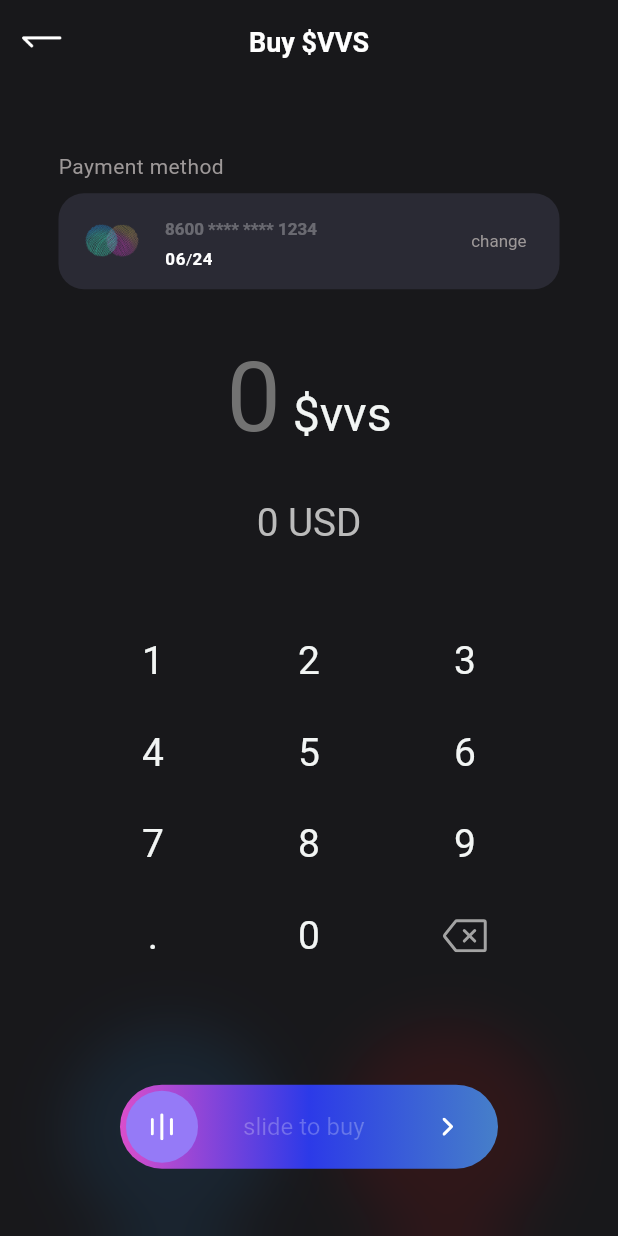
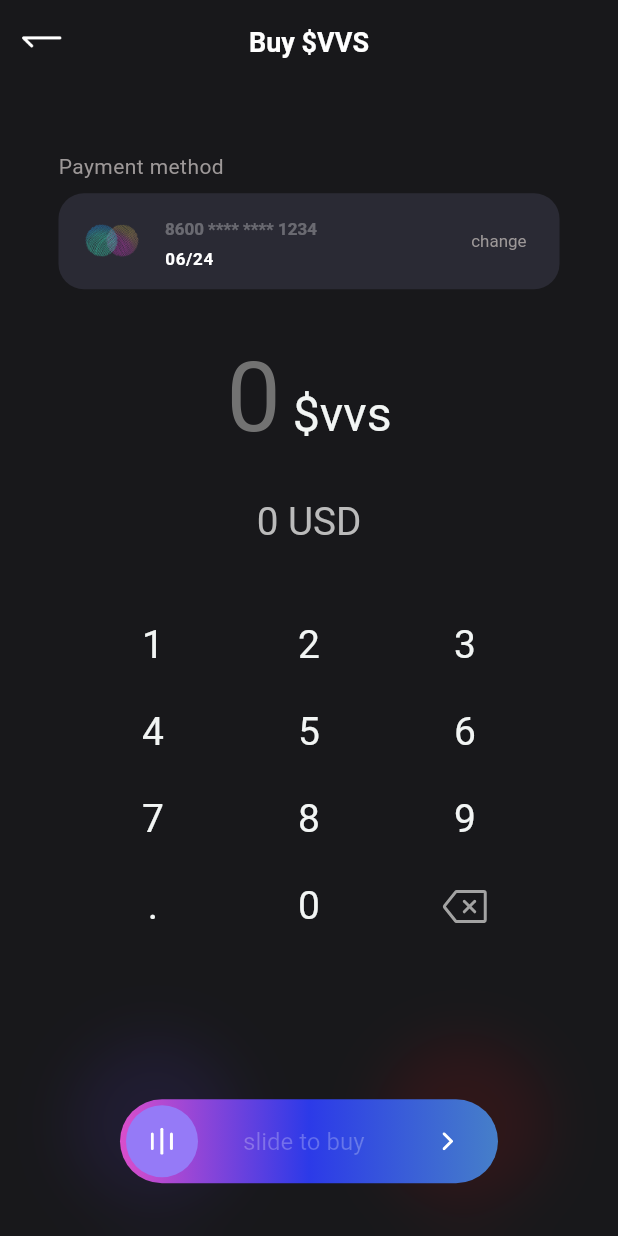
Before and after one commit to guvanch07/wallet_app, a Flutter app: the BuyVVSScreen screen opened directly, on a phone screen of 412 x 824 dp. Run offline on Flutter 3.47's test engine with Material 2 defaults, Android fonts, the phone set to English and light mode, and no system bars; drawn by our look-alikes of shimmer; our stand-ins replace flutter_svg; Roboto replaces fonts that are missing (HeliosExtC).

Commit message:
already done

```diff
--- a/lib/presentation/core/utils/path_icon.dart
+++ b/lib/presentation/core/utils/path_icon.dart
@@ -16,6 +16,7 @@ abstract class AppIcon {
   static const yellowMonkey = 'assets/png/monkey_yellow.png';
   static const arrowBack = 'assets/png/right_arrow.png';
   static const cardIcon = 'assets/png/csrd_icon.png';
+  static const ellipsPng = 'assets/png/ellips.png';
 
   ///buton icons
   static const sliderToggle = 'assets/toggle.svg';
--- a/lib/presentation/pages/second_page/buy_vvs_screen.dart
+++ b/lib/presentation/pages/second_page/buy_vvs_screen.dart
@@ -1,14 +1,15 @@
+// ignore_for_file: public_member_api_docs, sort_constructors_first
 import 'package:flutter/material.dart';
+import 'package:flutter/services.dart';
 import 'package:flutter_svg/svg.dart';
 import 'package:provider/provider.dart';
+
 import 'package:wallet_app/presentation/core/components/classmorphishm.dart';
 import 'package:wallet_app/presentation/core/styles/text_styles.dart';
 import 'package:wallet_app/presentation/core/theme/theme_colors.dart';
 import 'package:wallet_app/presentation/core/utils/path_icon.dart';
-import 'package:flutter/services.dart';
 import 'package:wallet_app/presentation/core/utils/ratio.dart';
 import 'package:wallet_app/presentation/pages/second_page/bloc/calculate_bloc.dart';
-
 import 'package:wallet_app/presentation/widgets/slider_button.dart';
 
 class BuyVVSScreen extends StatelessWidget {
@@ -44,16 +45,17 @@ class BuyVVSScreen extends StatelessWidget {
               mainAxisAlignment: MainAxisAlignment.spaceEvenly,
               children: [
                 Container(
-                  width: 140,
-                  height: 140,
+                  width: 110,
+                  height: 110,
                   decoration: const BoxDecoration(
                     shape: BoxShape.circle,
-                    color: Colors.blue,
+                    color: AppColors.accent,
                   ),
                 ),
+                const SizedBox(height: 150),
                 Container(
-                  width: 140,
-                  height: 140,
+                  width: 110,
+                  height: 110,
                   decoration: const BoxDecoration(
                     shape: BoxShape.circle,
                     color: AppColors.red,
@@ -68,17 +70,18 @@ class BuyVVSScreen extends StatelessWidget {
                 SizedBox(height: height * 48),
                 const CartDetailWidget(),
                 SizedBox(height: height * 35),
-                const MoneydisplayWidget(),
-                SizedBox(height: height * 53.99), //69.99 - 16
+                MoneydisplayWidget(height: height),
+                SizedBox(height: height * 43.99), //69.99 - 32
                 const NumberTableWidget(),
                 const Spacer(),
+
                 AnimatedSwipeToConfirm(
                   onCancel: () =>
                       context.read<CalculateBloc>().submitButton(false),
                   onConfirm: () =>
                       context.read<CalculateBloc>().submitButton(true),
                 ),
-                SizedBox(height: height * 46)
+                SizedBox(height: height * 36),
               ],
             ),
           ),
@@ -121,21 +124,10 @@ class CartDetailWidget extends StatelessWidget {
                   color: Colors.white30,
                 ),
               ),
-              subtitle: RichText(
-                  text: TextSpan(children: [
-                TextSpan(
-                    text: '06',
-                    style: TextStyles.headline2.copyWith(fontSize: 11.3)),
-                const TextSpan(text: '/', style: TextStyle(fontSize: 10.3)),
-                TextSpan(
-                    text: '24',
-                    style: TextStyles.headline2.copyWith(fontSize: 11.3))
-              ])),
-
-              // Text(
-              //   '06/24',
-              //   style: TextStyles.headline2.copyWith(fontSize: 11.3),
-              // ),
+              subtitle: Text(
+                '06/24',
+                style: TextStyles.headline2.copyWith(fontSize: 11.3),
+              ),
               leading: Image.asset(AppIcon.cardIcon, width: 40, height: 30),
               trailing: const Text('change', style: TextStyles.subText3),
             ),
@@ -147,7 +139,11 @@ class CartDetailWidget extends StatelessWidget {
 }
 
 class MoneydisplayWidget extends StatelessWidget {
-  const MoneydisplayWidget({Key? key}) : super(key: key);
+  const MoneydisplayWidget({
+    Key? key,
+    required this.height,
+  }) : super(key: key);
+  final double height;
 
   @override
   Widget build(BuildContext context) {
@@ -192,7 +188,7 @@ class MoneydisplayWidget extends StatelessWidget {
             ],
           ),
         ),
-        const SizedBox(height: 30.63),
+        SizedBox(height: height * 30.63),
         Text(
           '${context.watch<CalculateBloc>().subNumber} USD',
           style: TextStyles.buttonText.copyWith(
@@ -258,9 +254,9 @@ class NumberTableWidget extends StatelessWidget {
               ],
             ),
             const TableRow(children: [
-              SizedBox(height: 13),
-              SizedBox(height: 13),
-              SizedBox(height: 13),
+              SizedBox(height: 10),
+              SizedBox(height: 10),
+              SizedBox(height: 10),
             ]),
             TableRow(
               children: [
@@ -300,9 +296,9 @@ class NumberTableWidget extends StatelessWidget {
               ],
             ),
             const TableRow(children: [
-              SizedBox(height: 13),
-              SizedBox(height: 13),
-              SizedBox(height: 13),
+              SizedBox(height: 10),
+              SizedBox(height: 10),
+              SizedBox(height: 10),
             ]),
             TableRow(
               children: [
@@ -342,9 +338,9 @@ class NumberTableWidget extends StatelessWidget {
               ],
             ),
             const TableRow(children: [
-              SizedBox(height: 13), // 8 + 8 + 13 = 29
-              SizedBox(height: 13),
-              SizedBox(height: 13),
+              SizedBox(height: 10), // 9 + 9 + 13 = 29
+              SizedBox(height: 10),
+              SizedBox(height: 10),
             ]),
             TableRow(children: [
               IconButton(
--- a/lib/presentation/pages/second_page/widgets/card_info.dart
+++ b/lib/presentation/pages/second_page/widgets/card_info.dart
@@ -15,13 +15,12 @@ class CardInfo extends StatelessWidget {
 
   @override
   Widget build(BuildContext context) {
-    return Padding(
-      padding: const EdgeInsets.symmetric(horizontal: 22),
-      child: Column(
+    return Column(
       children: [
         Container(
+          //margin: const EdgeInsets.symmetric(horizontal: 22),
           height: height * 134,
-            width: MediaQuery.of(context).size.width,
+          width: MediaQuery.of(context).size.width - 44,
           decoration: const BoxDecoration(
             color: AppColors.card,
             borderRadius: BorderRadius.only(
@@ -49,14 +48,18 @@ class CardInfo extends StatelessWidget {
                   ),
                 ],
               ),
-                SizedBox(width: 187, child: SvgPicture.asset(AppIcon.ellips))
+              //Image.asset(AppIcon.ellipsPng, width: 187),
+              SvgPicture.asset(
+                AppIcon.ellips,
+                width: 187,
+              )
             ],
           ),
         ),
         Container(
-            padding:
-                EdgeInsets.symmetric(vertical: height * 16, horizontal: 15),
-            width: MediaQuery.of(context).size.width,
+          //margin: const EdgeInsets.symmetric(horizontal: 22),
+          padding: EdgeInsets.symmetric(vertical: height * 16, horizontal: 15),
+          width: MediaQuery.of(context).size.width - 44,
           decoration: const BoxDecoration(
               borderRadius: BorderRadius.only(
                   bottomLeft: Radius.circular(20),
@@ -77,7 +80,6 @@ class CardInfo extends StatelessWidget {
           ),
         ),
       ],
-      ),
     );
   }
 }
--- a/lib/presentation/pages/second_page/widgets/sheet_transaction_widget.dart
+++ b/lib/presentation/pages/second_page/widgets/sheet_transaction_widget.dart
@@ -58,7 +58,7 @@ class SheetTransactionWidget extends StatelessWidget {
                       ],
                     ),
                   ),
-                  SizedBox(height: height * 18), // 5 + padding ListTile = 23.51
+                  SizedBox(height: height * 13), // 5 + padding ListTile = 23.51
                   Padding(
                     padding: const EdgeInsets.symmetric(horizontal: 27.8),
                     child: _ListTile(
@@ -112,7 +112,7 @@ class _ListTile extends StatelessWidget {
   final String title;
   final String subTitle;
   final String assetName;
-  final double money;
+  final int money;
   final double height;
 
   @override
@@ -132,7 +132,7 @@ class _ListTile extends StatelessWidget {
       title: Text(title, style: TextStyles.headline2),
       subtitle: Text(subTitle, style: TextStyles.subText1),
       leading: CircleAvatar(
-          radius: height * 30, backgroundImage: AssetImage(assetName)),
+          radius: height * 26, backgroundImage: AssetImage(assetName)),
     );
   }
 }
```
Also changed, not shown: assets/png/ellips.png (added). Lines whose indentation alone changed are shown as unchanged.
